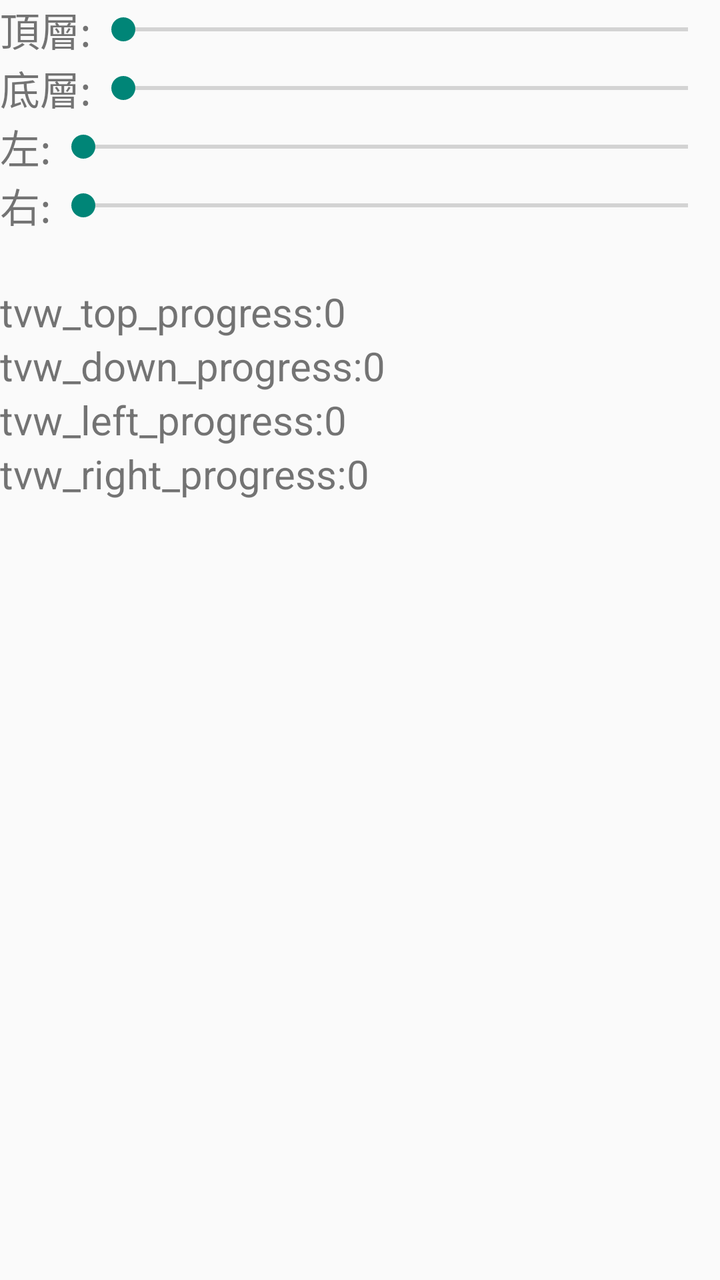
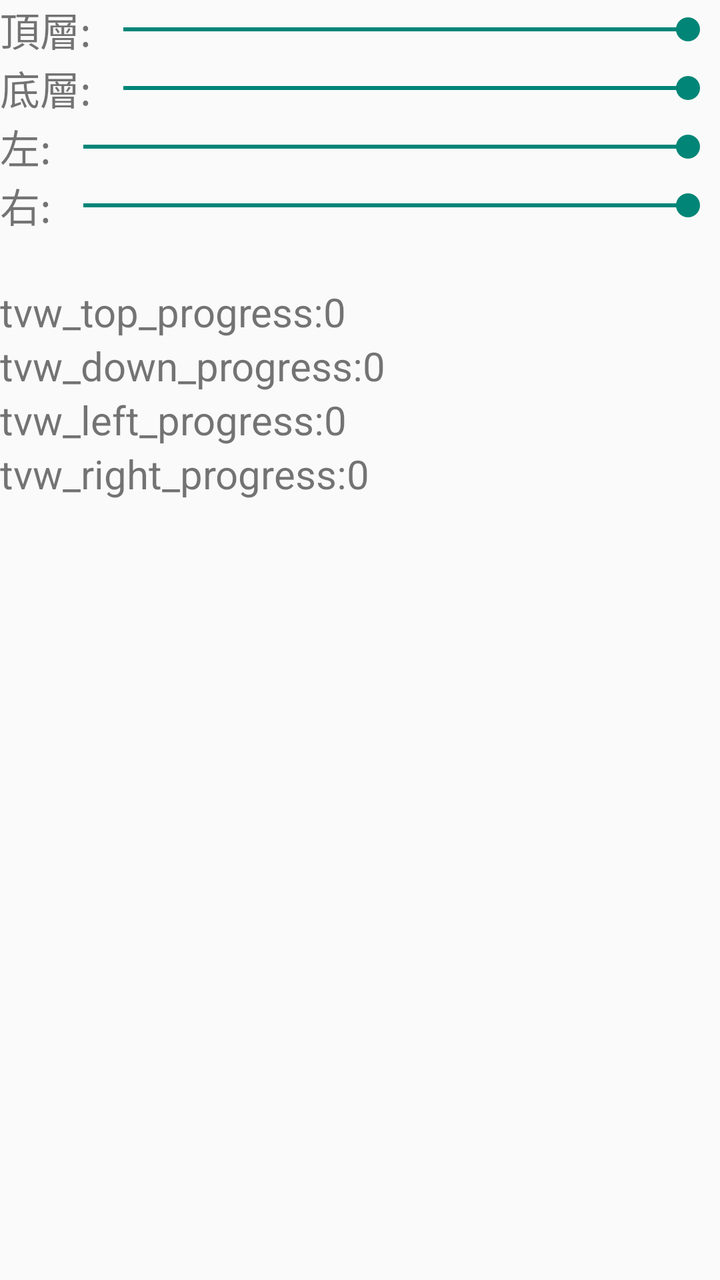

Screens rendered from an Android XML layout before and after an edit, with the pre-edit source and the edit as a unified diff.
<!-- AndroidManifest.xml: application theme Theme.Test -->
<!-- res/layout/activity_set_motor.xml -->
<?xml version="1.0" encoding="utf-8"?>
<RelativeLayout
    xmlns:android="http://schemas.android.com/apk/res/android"
    xmlns:app="http://schemas.android.com/apk/res-auto"
    xmlns:tools="http://schemas.android.com/tools"
    android:id="@+id/main"
    android:layout_width="match_parent"
    android:layout_height="match_parent"
    android:layout_margin="15dp"
    tools:context=".SetMotorActivity">

    <RelativeLayout
        android:id="@+id/Control_Layout"
        android:layout_width="wrap_content"
        android:layout_height="wrap_content"
        >

        <TextView
            android:id="@+id/label_top"
            android:layout_width="wrap_content"
            android:layout_height="wrap_content"
            android:text="頂層:"
            android:textSize="20sp"
            />
        <SeekBar
            android:id="@+id/seekBar_Top"
            android:layout_width="match_parent"
            android:layout_height="wrap_content"
            android:max="100"
            android:progress="0"
            android:layout_toRightOf="@id/label_top"
            android:layout_alignTop="@id/label_top"
            android:layout_alignBottom="@id/label_top"
            />

        <TextView
            android:id="@+id/label_down"
            android:layout_width="wrap_content"
            android:layout_height="wrap_content"
            android:text="底層:"
            android:layout_below="@id/label_top"
            android:textSize="20sp"
            />
        <SeekBar
            android:id="@+id/seekBar_Down"
            android:layout_width="match_parent"
            android:layout_height="wrap_content"
            android:max="100"
            android:progress="0"
            android:layout_below="@id/seekBar_Top"
            android:layout_toRightOf="@id/label_down"
            android:layout_alignTop="@id/label_down"
            android:layout_alignBottom="@id/label_down"
            />

        <TextView
            android:id="@+id/label_left"
            android:layout_width="wrap_content"
            android:layout_height="wrap_content"
            android:text="左:"
            android:layout_below="@id/label_down"
            android:textSize="20sp"
            />

        <SeekBar
            android:id="@+id/seekBar_Left"
            android:layout_width="match_parent"
            android:layout_height="wrap_content"
            android:max="100"
            android:progress="0"
            android:layout_toRightOf="@id/label_left"
            android:layout_below="@id/seekBar_Down"
            android:layout_alignTop="@id/label_left"
            android:layout_alignBottom="@id/label_left"
            />
        <TextView
            android:id="@+id/label_right"
            android:layout_width="wrap_content"
            android:layout_height="wrap_content"
            android:text="右:"
            android:layout_below="@id/label_left"
            android:textSize="20sp"
            />

        <SeekBar
            android:id="@+id/seekBar_Right"
            android:layout_width="match_parent"
            android:layout_height="wrap_content"
            android:max="100"
            android:progress="0"
            android:layout_below="@id/seekBar_Left"
            android:layout_toRightOf="@id/label_right"
            android:layout_alignTop="@id/label_right"
            android:layout_alignBottom="@id/label_right"
            />
    </RelativeLayout>
    <RelativeLayout
        android:layout_width="wrap_content"
        android:layout_height="wrap_content"
        android:layout_below="@id/Control_Layout"
        android:layout_marginTop="25dp"
        >
        <TextView
            android:id="@+id/tvw_top_progress"
            android:layout_width="wrap_content"
            android:layout_height="wrap_content"
            android:text="tvw_top_progress:0"
            android:textSize="20sp"
            />
        <TextView
            android:id="@+id/tvw_down_progress"
            android:layout_width="wrap_content"
            android:layout_height="wrap_content"
            android:text="tvw_down_progress:0"
            android:layout_below="@id/tvw_top_progress"
            android:textSize="20sp"
            />
        <TextView
            android:id="@+id/tvw_left_progress"
            android:layout_width="wrap_content"
            android:layout_height="wrap_content"
            android:text="tvw_left_progress:0"
            android:layout_below="@id/tvw_down_progress"
            android:textSize="20sp"
            />
        <TextView
            android:id="@+id/tvw_right_progress"
            android:layout_width="wrap_content"
            android:layout_height="wrap_content"
            android:text="tvw_right_progress:0"
            android:layout_below="@id/tvw_left_progress"
            android:textSize="20sp"
            />

    </RelativeLayout>

</RelativeLayout>
<!-- resources referenced by this layout -->
<resources>
  <style name="Theme.Test" parent="Theme.MaterialComponents.DayNight.NoActionBar.Bridge" />
</resources>

<!-- the commit's change to res/layout/activity_set_motor.xml (unified diff, before → after) -->
@@ -26,8 +26,8 @@
             android:id="@+id/seekBar_Top"
             android:layout_width="match_parent"
             android:layout_height="wrap_content"
-            android:max="100"
-            android:progress="0"
+            android:max="180"
+            android:progress="180"
             android:layout_toRightOf="@id/label_top"
             android:layout_alignTop="@id/label_top"
             android:layout_alignBottom="@id/label_top"
@@ -45,8 +45,8 @@
             android:id="@+id/seekBar_Down"
             android:layout_width="match_parent"
             android:layout_height="wrap_content"
-            android:max="100"
-            android:progress="0"
+            android:max="180"
+            android:progress="180"
             android:layout_below="@id/seekBar_Top"
             android:layout_toRightOf="@id/label_down"
             android:layout_alignTop="@id/label_down"
@@ -66,8 +66,8 @@
             android:id="@+id/seekBar_Left"
             android:layout_width="match_parent"
             android:layout_height="wrap_content"
-            android:max="100"
-            android:progress="0"
+            android:max="180"
+            android:progress="180"
             android:layout_toRightOf="@id/label_left"
             android:layout_below="@id/seekBar_Down"
             android:layout_alignTop="@id/label_left"
@@ -86,8 +86,8 @@
             android:id="@+id/seekBar_Right"
             android:layout_width="match_parent"
             android:layout_height="wrap_content"
-            android:max="100"
-            android:progress="0"
+            android:max="180"
+            android:progress="180"
             android:layout_below="@id/seekBar_Left"
             android:layout_toRightOf="@id/label_right"
             android:layout_alignTop="@id/label_right"
